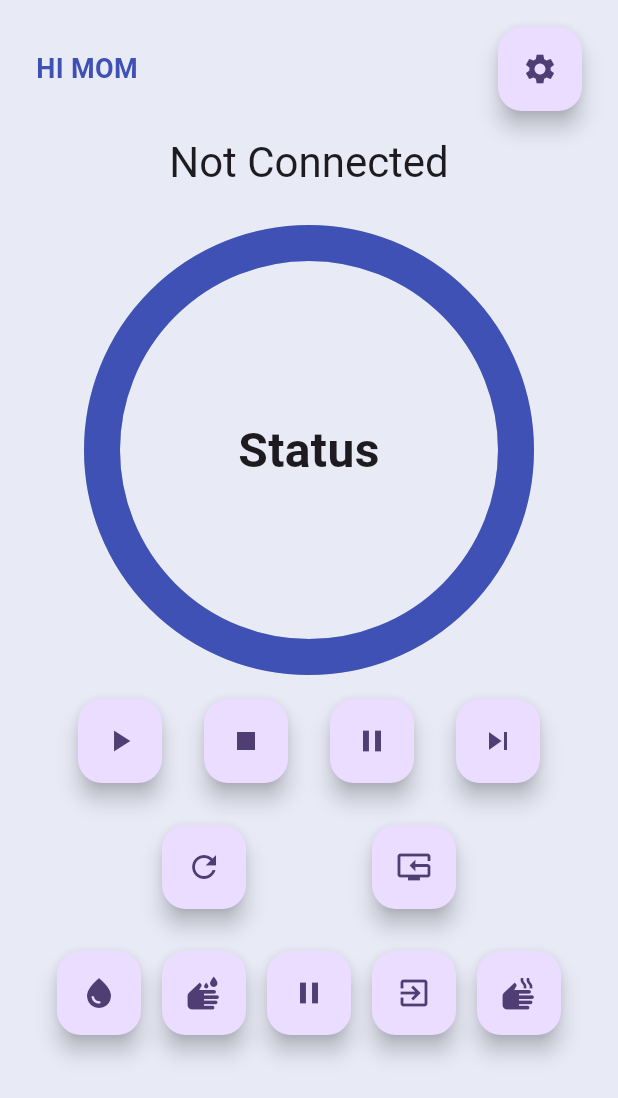
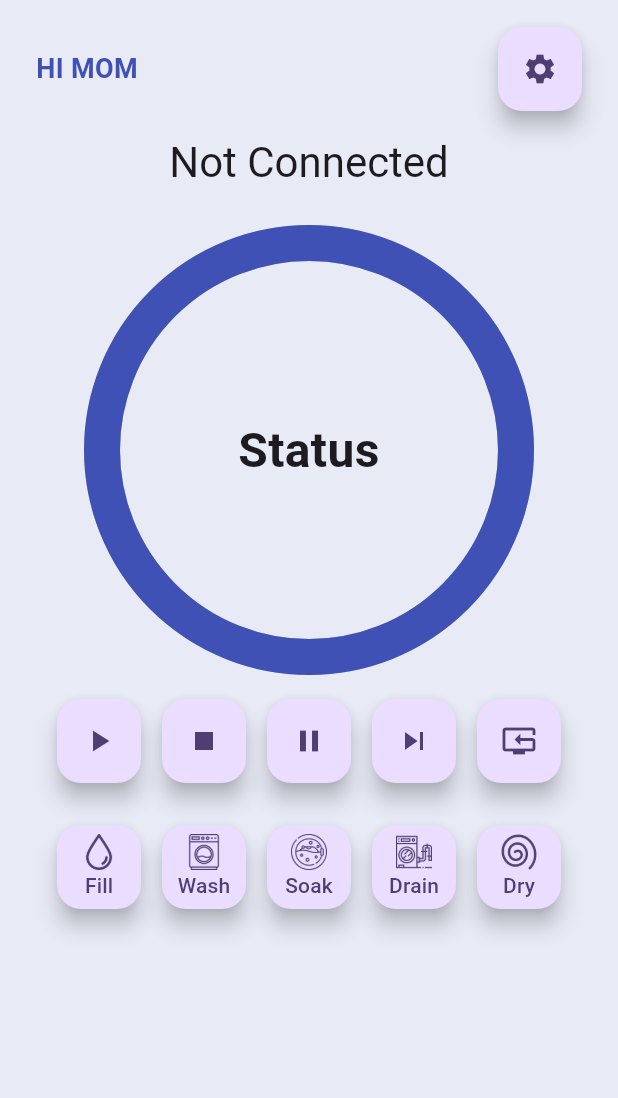
Before and after one commit to HuzaifaIrfan-Mobile/smart-washing-machine-app, a Flutter app: the screen it shows after launch, after a tap on the "pause" icon, on a phone screen of 412 x 824 dp. Shown: the top 1098 px of the screen. Run offline on Flutter 3.47's test engine with Material 2 defaults, Android fonts, the light colour scheme and no system bars; drawn by our look-alikes of percent_indicator; our stand-ins replace shared_preferences, wakelock; network calls fail.

Commit message:
buttons icons

```diff
--- a/lib/washing_machine/washing_machine_screen.dart
+++ b/lib/washing_machine/washing_machine_screen.dart
@@ -310,18 +310,6 @@ class WashingMachineScreenState extends State<WashingMachineScreen> {
                           tooltip: 'Skip',
                           child: const Icon(Icons.skip_next),
                         ),
-                      ],
-                    ),
-                    const SizedBox(height: 28),
-                    Row(
-                      mainAxisAlignment: MainAxisAlignment.spaceEvenly,
-                      children: [
-                        FloatingActionButton(
-                          heroTag: "refreshCurrentStatus",
-                          onPressed: refreshCurrentStatus,
-                          tooltip: 'Refresh',
-                          child: const Icon(Icons.refresh),
-                        ),
                         FloatingActionButton(
                           heroTag: "resetMachine",
                           onPressed: resetMachine,
@@ -334,42 +322,40 @@ class WashingMachineScreenState extends State<WashingMachineScreen> {
                     Row(
                       mainAxisAlignment: MainAxisAlignment.spaceEvenly,
                       children: [
-                        FloatingActionButton(
-                          heroTag: "FillingTask",
-                          onPressed: () =>
-                              {setNextTask(1, int.parse(fillingTaskCountdown))},
-                          tooltip: 'Filling',
-                          child: const Icon(Icons.water_drop),
-                        ),
-                        FloatingActionButton(
-                          heroTag: "WashingTask",
-                          onPressed: () =>
-                              {setNextTask(2, int.parse(washingTaskCountdown))},
-                          tooltip: 'Washing',
-                          child: const Icon(Icons.wash),
-                        ),
-                        FloatingActionButton(
-                          heroTag: "SoakingTask",
-                          onPressed: () =>
-                              {setNextTask(3, int.parse(soakingTaskCountdown))},
-                          tooltip: 'Soaking',
-                          child: const Icon(Icons.pause),
-                        ),
-                        FloatingActionButton(
-                          heroTag: "DrainingTask",
-                          onPressed: () => {
-                            setNextTask(4, int.parse(drainingTaskCountdown))
-                          },
-                          tooltip: 'Draining',
-                          child: const Icon(Icons.exit_to_app),
-                        ),
-                        FloatingActionButton(
-                          heroTag: "DryingTask",
-                          onPressed: () =>
-                              {setNextTask(5, int.parse(dryingTaskCountdown))},
-                          tooltip: 'Drying',
-                          child: const Icon(Icons.dry),
-                        ),
+                        imageIconButtons(
+                            onPressed: () => {
+                                  setNextTask(
+                                      1, int.parse(fillingTaskCountdown))
+                                },
+                            text: "Fill",
+                            icon: "filling.png"),
+                        imageIconButtons(
+                            onPressed: () => {
+                                  setNextTask(
+                                      2, int.parse(washingTaskCountdown))
+                                },
+                            text: "Wash",
+                            icon: "washing.png"),
+                        imageIconButtons(
+                            onPressed: () => {
+                                  setNextTask(
+                                      3, int.parse(soakingTaskCountdown))
+                                },
+                            text: "Soak",
+                            icon: "soaking.png"),
+                        imageIconButtons(
+                            onPressed: () => {
+                                  setNextTask(
+                                      4, int.parse(drainingTaskCountdown))
+                                },
+                            text: "Drain",
+                            icon: "draining.png"),
+                        imageIconButtons(
+                            onPressed: () => {
+                                  setNextTask(5, int.parse(dryingTaskCountdown))
+                                },
+                            text: "Dry",
+                            icon: "drying.png"),
                       ],
                     ),
                     const SizedBox(height: 28),
@@ -383,3 +369,25 @@ class WashingMachineScreenState extends State<WashingMachineScreen> {
     );
   }
 }
+
+Widget imageIconButtons({
+  required String text,
+  required String icon,
+  VoidCallback? onPressed,
+}) {
+  return FloatingActionButton(
+    heroTag: "DryingTask",
+    onPressed: onPressed,
+    tooltip: 'Drying',
+    child: Column(
+      mainAxisAlignment: MainAxisAlignment.center,
+      children: <Widget>[
+        ImageIcon(
+          AssetImage("assets/$icon"),
+          size: 24,
+        ),
+        Text(text), // <-- Text
+      ],
+    ),
+  );
+}
```
Also changed, not shown: pubspec.yaml (+6 -1 lines), assets/draining.png (added), assets/drying.png (added), assets/filling.png (added), assets/soaking.png (added), assets/waiting.png (added), assets/washing.png (added).
